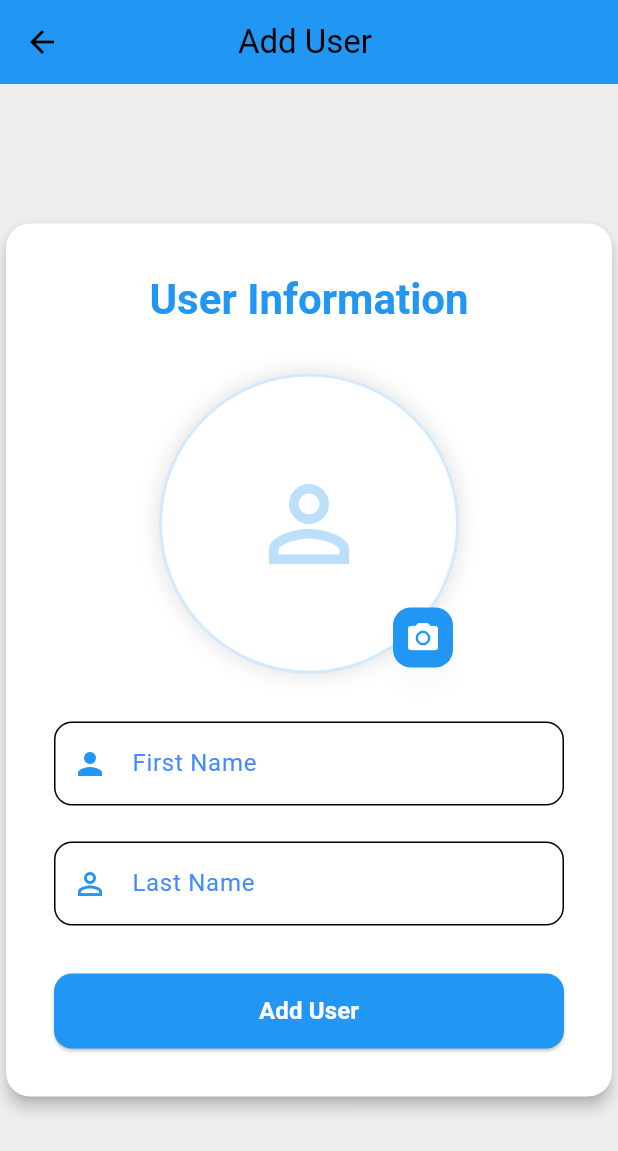
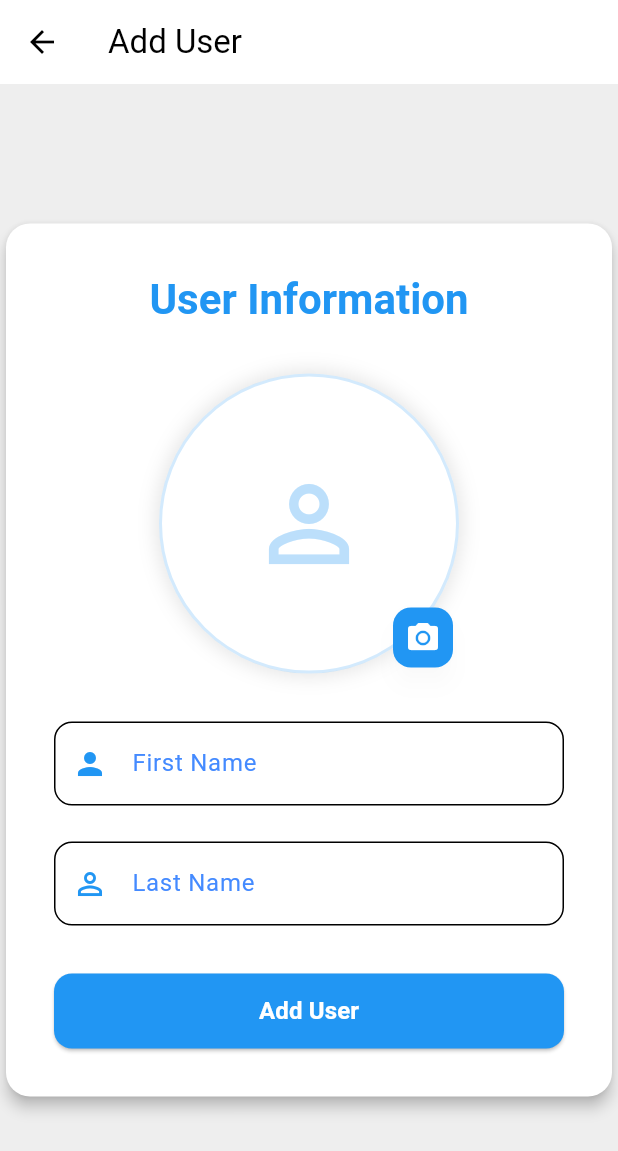
Before and after one commit to burhonjonturdaliyev/face_desktop_app, a Flutter app: the AddUserScreen screen opened directly, on a phone screen of 412 x 824 dp. Shown: the top 1151 px of the screen. Run offline on Flutter 3.47's test engine with Material 3 defaults, Android fonts, the phone set to English and light mode, and no system bars; our stand-ins replace bloc, file_picker, flutter_bloc; missing offline and left inert: http_auth, window_manager.

Commit message:
appbar changed

```diff
--- a/lib/screens/add_user/add_user_screen.dart
+++ b/lib/screens/add_user/add_user_screen.dart
@@ -77,9 +77,6 @@ class _AddUserScreenState extends State<AddUserScreen> {
     return Scaffold(
       appBar: AppBar(
         title: const Text('Add User '),
-        centerTitle: true,
-        backgroundColor: theme.colorScheme.primary,
-        elevation: 2,
       ),
       body: Container(
         color: Colors.transparent,
```
